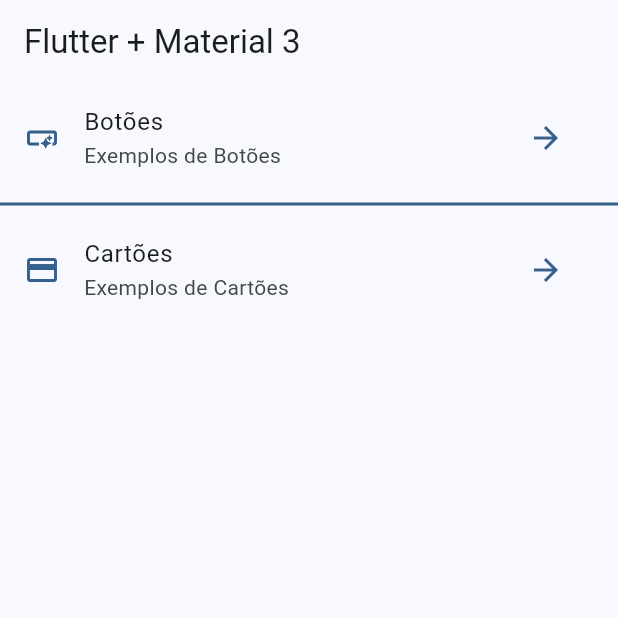
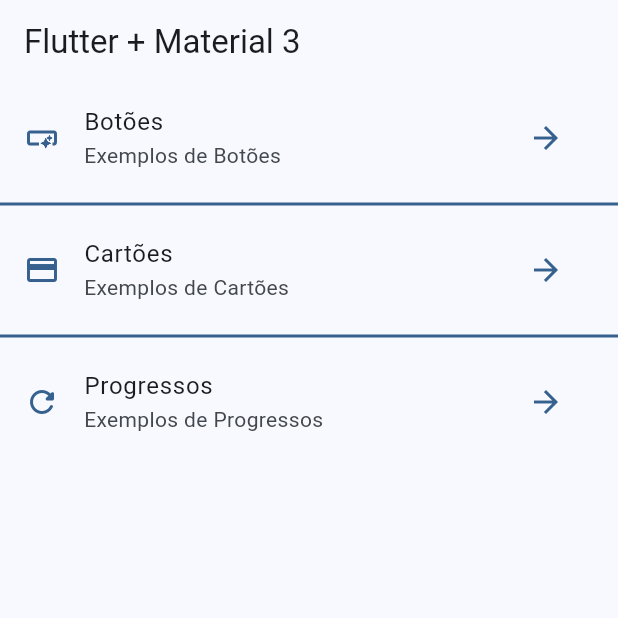
Before and after one commit to eduardocintrasantos/WidgetsApp, a Flutter app: the screen it shows after launch, on a phone screen of 412 x 824 dp, the top half of it. Run offline on Flutter 3.47's test engine with Material 3 defaults, Android fonts, the phone set to English and light mode, and no system bars; our stand-ins replace go_router.

Commit message:
Criando o Progress
Icones de progressos, carregamento

```diff
--- a/lib/config/menu/menu_items.dart
+++ b/lib/config/menu/menu_items.dart
@@ -23,4 +23,11 @@ const appMenuItens = [
     link: '/cards',
     icon: Icons.credit_card
   ),
+
+  MenuItem(
+    title: 'Progressos',
+    subTitle: 'Exemplos de Progressos',
+    link: '/progress',
+    icon: Icons.refresh_rounded
+  ),
 ];
--- a/lib/config/router/router.dart
+++ b/lib/config/router/router.dart
@@ -1,4 +1,5 @@
 import 'package:go_router/go_router.dart';
+import 'package:widgets_app/presentation/screens/progress/progress_screen.dart';
 import 'package:widgets_app/presentation/screens/screens.dart';
 
 // GoRouter configuration
@@ -16,5 +17,9 @@ final appRouter = GoRouter(
       path: '/cards',
       builder: (context, state) => const CardsScreen(),
     ),
+    GoRoute(
+      path: '/progress',
+      builder: (context, state) => const ProgressScreen(),
+    ),
   ],
 );
--- a/lib/main.dart
+++ b/lib/main.dart
@@ -1,7 +1,6 @@
 import 'package:flutter/material.dart';
 import 'package:widgets_app/config/router/router.dart';
 import 'package:widgets_app/config/theme/app_theme.dart';
-import 'package:widgets_app/presentation/screens/home/home_screen.dart';
 
 void main() {
   runApp(const MyApp());
--- a/lib/presentation/screens/home/home_screen.dart
+++ b/lib/presentation/screens/home/home_screen.dart
@@ -1,7 +1,6 @@
 import 'package:flutter/material.dart';
 import 'package:go_router/go_router.dart';
 import 'package:widgets_app/config/menu/menu_items.dart';
-import 'package:widgets_app/presentation/screens/botoes/buttons_screen.dart';
 
 class HomeScreen extends StatelessWidget {
   const HomeScreen({super.key});
```
Also changed, not shown: lib/presentation/screens/progress/progress_screen.dart (added, +49 -0 lines), lib/presentation/screens/screens.dart (line endings or trailing spaces).
